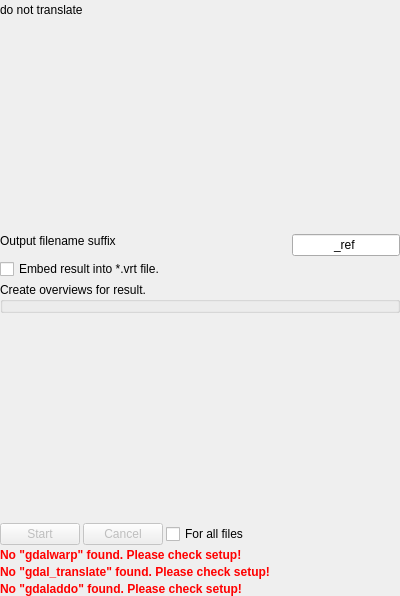
This is src/qmaptool/tool/IToolRefMap.ui in Maproom/qmapshack as Qt 5 draws it before an edit. The edited form follows.
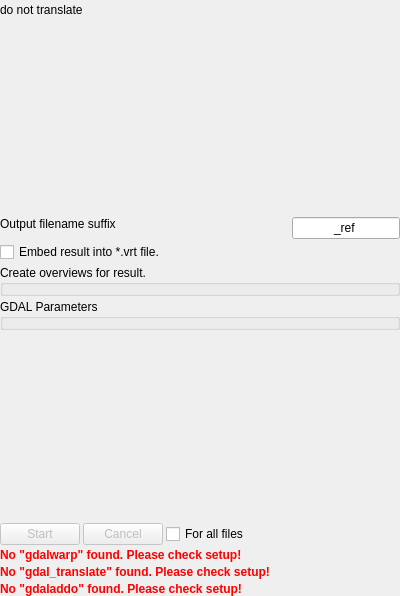
This is the edited form. Icons and pictures are not drawn. Custom widgets are drawn as their Qt base class.

Commit message:
[QMS-382] QMapTool: Allow customized GDAL parameters
* Add CToolGDALGroupBox for the options
* Add options to Cut, Reference and Palettize tool

Diff of the .ui file:
```diff
--- a/src/qmaptool/tool/IToolRefMap.ui
+++ b/src/qmaptool/tool/IToolRefMap.ui
@@ -152,6 +152,13 @@
         </property>
        </widget>
       </item>
+      <item>
+       <widget class="CToolGDALGroupBox" name="groupGDALParameters">
+        <property name="title">
+         <string>GDAL Parameters</string>
+        </property>
+       </widget>
+      </item>
       <item>
        <spacer name="verticalSpacer">
         <property name="orientation">
@@ -268,6 +275,12 @@
    <header>tool/CToolOverviewGroupBox.h</header>
    <container>1</container>
   </customwidget>
+  <customwidget>
+   <class>CToolGDALGroupBox</class>
+   <extends>QGroupBox</extends>
+   <header>tool/CToolGDALGroupBox.h</header>
+   <container>1</container>
+  </customwidget>
  </customwidgets>
  <resources>
   <include location="../resources.qrc"/>
```
The commit also changes 10 other files.
